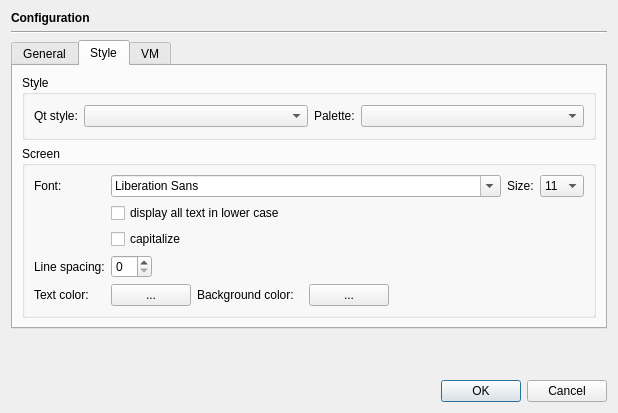
Above: src/eamon/optionsdialog.ui from braeun/eamon-interpreter before the change. Below: the same form after it.
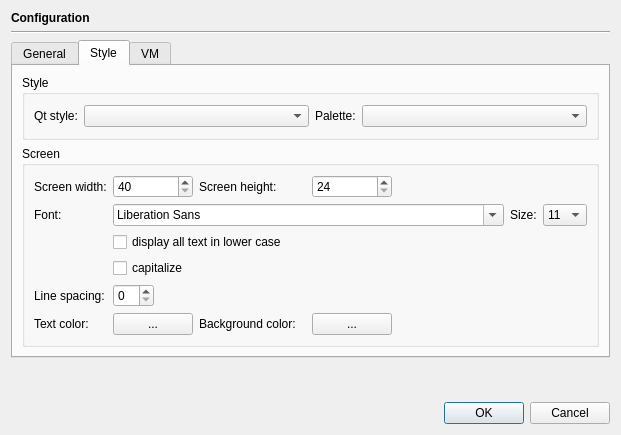
That is the form after the change. The open tabs and pages were chosen to show the change. Custom widgets are drawn as their Qt base class.

Diff of the .ui file:
```diff
--- a/src/eamon/optionsdialog.ui
+++ b/src/eamon/optionsdialog.ui
@@ -6,8 +6,8 @@
    <rect>
     <x>0</x>
     <y>0</y>
-    <width>618</width>
-    <height>413</height>
+    <width>621</width>
+    <height>435</height>
    </rect>
   </property>
   <property name="windowTitle">
@@ -127,88 +127,21 @@
           <string>Screen</string>
          </property>
          <layout class="QGridLayout" name="gridLayout_3">
-          <item row="1" column="1" colspan="2">
-           <widget class="QCheckBox" name="lowerCaseBox">
-            <property name="text">
-             <string>display all text in lower case</string>
-            </property>
-           </widget>
-          </item>
-          <item row="3" column="1">
-           <widget class="QSpinBox" name="linespacingBox">
-            <property name="sizePolicy">
-             <sizepolicy hsizetype="Fixed" vsizetype="Fixed">
-              <horstretch>0</horstretch>
-              <verstretch>0</verstretch>
-             </sizepolicy>
-            </property>
-            <property name="maximum">
-             <number>16</number>
-            </property>
-           </widget>
-          </item>
-          <item row="3" column="0">
-           <widget class="QLabel" name="label_2">
-            <property name="text">
-             <string>Line spacing:</string>
-            </property>
-           </widget>
-          </item>
-          <item row="4" column="1">
-           <widget class="QtColorButton" name="textColorButton">
-            <property name="sizePolicy">
-             <sizepolicy hsizetype="Fixed" vsizetype="Fixed">
-              <horstretch>0</horstretch>
-              <verstretch>0</verstretch>
-             </sizepolicy>
-            </property>
-            <property name="text">
-             <string>...</string>
-            </property>
-           </widget>
-          </item>
-          <item row="4" column="2">
+          <item row="5" column="2">
            <widget class="QLabel" name="label_6">
             <property name="text">
              <string>Background color:</string>
             </property>
            </widget>
           </item>
-          <item row="0" column="0">
+          <item row="1" column="0">
            <widget class="QLabel" name="label_3">
             <property name="text">
              <string>Font:</string>
             </property>
            </widget>
           </item>
-          <item row="4" column="0">
-           <widget class="QLabel" name="label_5">
-            <property name="text">
-             <string>Text color:</string>
-            </property>
-           </widget>
-          </item>
-          <item row="0" column="6">
-           <widget class="QLabel" name="label_4">
-            <property name="text">
-             <string>Size:</string>
-            </property>
-           </widget>
-          </item>
-          <item row="4" column="3">
-           <widget class="QtColorButton" name="bkgColorButton">
-            <property name="sizePolicy">
-             <sizepolicy hsizetype="Fixed" vsizetype="Fixed">
-              <horstretch>0</horstretch>
-              <verstretch>0</verstretch>
-             </sizepolicy>
-            </property>
-            <property name="text">
-             <string>...</string>
-            </property>
-           </widget>
-          </item>
-          <item row="0" column="7">
+          <item row="1" column="7">
            <widget class="QComboBox" name="fontSizeBox">
             <property name="sizePolicy">
              <sizepolicy hsizetype="Maximum" vsizetype="Fixed">
@@ -311,14 +244,81 @@
             </item>
            </widget>
           </item>
-          <item row="2" column="1">
+          <item row="1" column="6">
+           <widget class="QLabel" name="label_4">
+            <property name="text">
+             <string>Size:</string>
+            </property>
+           </widget>
+          </item>
+          <item row="5" column="3">
+           <widget class="QtColorButton" name="bkgColorButton">
+            <property name="sizePolicy">
+             <sizepolicy hsizetype="Fixed" vsizetype="Fixed">
+              <horstretch>0</horstretch>
+              <verstretch>0</verstretch>
+             </sizepolicy>
+            </property>
+            <property name="text">
+             <string>...</string>
+            </property>
+           </widget>
+          </item>
+          <item row="5" column="0">
+           <widget class="QLabel" name="label_5">
+            <property name="text">
+             <string>Text color:</string>
+            </property>
+           </widget>
+          </item>
+          <item row="5" column="1">
+           <widget class="QtColorButton" name="textColorButton">
+            <property name="sizePolicy">
+             <sizepolicy hsizetype="Fixed" vsizetype="Fixed">
+              <horstretch>0</horstretch>
+              <verstretch>0</verstretch>
+             </sizepolicy>
+            </property>
+            <property name="text">
+             <string>...</string>
+            </property>
+           </widget>
+          </item>
+          <item row="4" column="1">
+           <widget class="QSpinBox" name="linespacingBox">
+            <property name="sizePolicy">
+             <sizepolicy hsizetype="Fixed" vsizetype="Fixed">
+              <horstretch>0</horstretch>
+              <verstretch>0</verstretch>
+             </sizepolicy>
+            </property>
+            <property name="maximum">
+             <number>16</number>
+            </property>
+           </widget>
+          </item>
+          <item row="3" column="1">
            <widget class="QCheckBox" name="capitalizeBox">
             <property name="text">
              <string>capitalize</string>
             </property>
            </widget>
           </item>
-          <item row="0" column="1" colspan="4">
+          <item row="2" column="1" colspan="2">
+           <widget class="QCheckBox" name="lowerCaseBox">
+            <property name="text">
+             <string>display all text in lower case</string>
+            </property>
+           </widget>
+          </item>
+          <item row="4" column="0">
+           <widget class="QLabel" name="label_2">
+            <property name="text">
+             <string>Line spacing:</string>
+            </property>
+           </widget>
+          </item>
+          <item row="1" column="1" colspan="4">
            <widget class="QFontComboBox" name="fontBox">
             <property name="sizePolicy">
              <sizepolicy hsizetype="Preferred" vsizetype="Fixed">
@@ -328,6 +328,40 @@
             </property>
            </widget>
           </item>
+          <item row="0" column="0">
+           <widget class="QLabel" name="label_11">
+            <property name="text">
+             <string>Screen width:</string>
+            </property>
+           </widget>
+          </item>
+          <item row="0" column="1">
+           <widget class="QSpinBox" name="widthBox">
+            <property name="minimum">
+             <number>40</number>
+            </property>
+            <property name="maximum">
+             <number>128</number>
+            </property>
+           </widget>
+          </item>
+          <item row="0" column="2">
+           <widget class="QLabel" name="label_12">
+            <property name="text">
+             <string>Screen height:</string>
+            </property>
+           </widget>
+          </item>
+          <item row="0" column="3">
+           <widget class="QSpinBox" name="heightBox">
+            <property name="minimum">
+             <number>24</number>
+            </property>
+            <property name="maximum">
+             <number>48</number>
+            </property>
+           </widget>
+          </item>
          </layout>
         </widget>
        </item>
```
Left out of the diff: 2 changed lines with no effect on the pictures.
